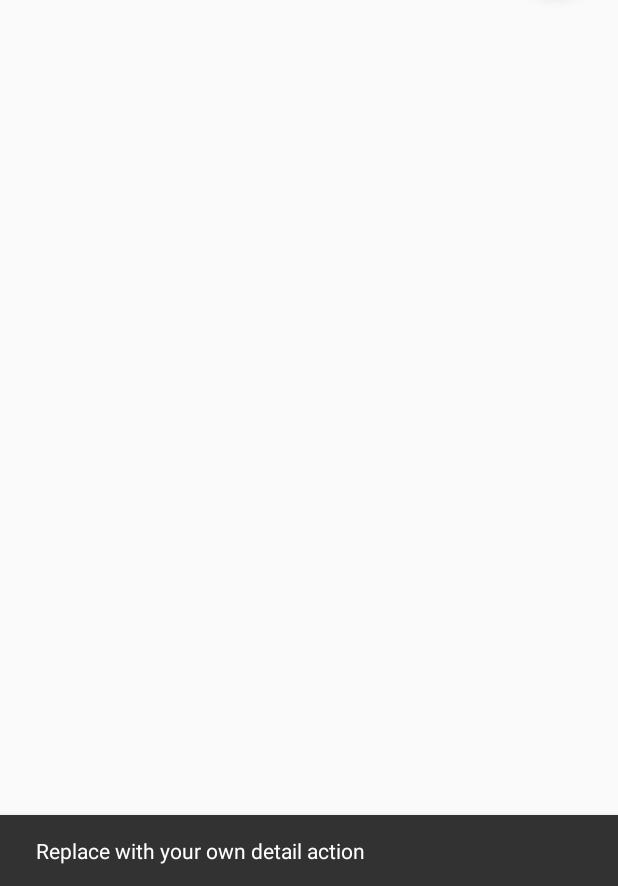
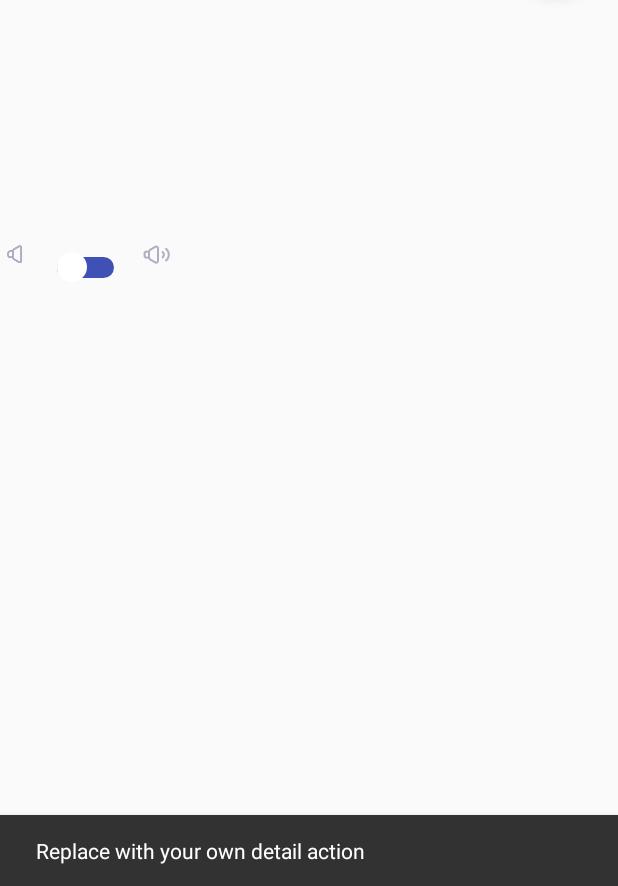
Before and after one commit to inputmethod/Drawable, an Android app: the DrawableItemDetailActivity screen opened directly, with no data from a screen before it, after a tap on an icon or button, on a phone screen of 412 x 824 dp, the part 350-1236 px from its top. Run offline under Robolectric (Android 15) with nearby library versions, the light colour scheme and no system bars; 1 statement that could not run was skipped.

Commit message:
round rect customize check view

```diff
--- a/app/src/main/java/com/funyoung/drawable/DrawableItemDetailActivity.java
+++ b/app/src/main/java/com/funyoung/drawable/DrawableItemDetailActivity.java
@@ -90,12 +90,10 @@ public class DrawableItemDetailActivity extends AppCompatActivity {
         return super.onOptionsItemSelected(item);
     }
 
-
-
     private FlatCheckView soundSeek;
     private void setup() {
         soundSeek = (FlatCheckView) findViewById(R.id.seekbar);
-        soundSeek.initSeekBar(getApplicationContext());
+//        soundSeek.initSeekBar(getApplicationContext());
         int normalColor = ContextCompat.getColor(this, R.color.colorPrimary);
         int highlightColor = ContextCompat.getColor(this, R.color.colorAccent);
         applyTheme(normalColor, highlightColor);
--- a/app/src/main/java/com/funyoung/views/FlatCheckView.java
+++ b/app/src/main/java/com/funyoung/views/FlatCheckView.java
@@ -13,12 +13,12 @@ import android.view.View;
 
 public class FlatCheckView extends View {
     private boolean checked;
-
     private SeekBarUtils.SeekBarStateListDrawable mThumb;
     private SeekBarBackground mDrawableBkg;
     private SeekBarProgress mDrawableProgress;
     private int mStripMargin;
-    private float mStripHeight;
+    private float trackWidth;
+    private int thumbSize;
     private OnProgressChangeListener mOnProgressChangeListener;
 
     public FlatCheckView(Context context) {
@@ -33,8 +33,14 @@ public class FlatCheckView extends View {
 
     private void setUp(Context context) {
         float density = context.getResources().getDisplayMetrics().density;
-        mStripHeight = density * 14f;
+        trackWidth = density * 14f;
+        thumbSize = (int) (density * 20f);
         mStripMargin = 0; //Math.round(density * 10f);
+
+        mDrawableBkg = new SeekBarBackground(context);
+        mDrawableProgress = new SeekBarProgress(context);
+        mDrawableBkg.setRadius(trackWidth / 2);
+        mDrawableProgress.setRadius(trackWidth / 2);
     }
 
     public void setOnProgressChangeListener(OnProgressChangeListener onProgressChangeListener) {
@@ -78,9 +84,9 @@ public class FlatCheckView extends View {
         int height = getHeight();
 
         int l = mStripMargin;
-        int t = Math.round(height / 2 - mStripHeight / 2);
+        int t = Math.round(height / 2 - trackWidth / 2);
         int r = width - mStripMargin;
-        int b = Math.round(height / 2 + mStripHeight / 2);
+        int b = Math.round(height / 2 + trackWidth / 2);
 
         if (checked) {
             if (mDrawableProgress != null) {
@@ -187,15 +193,14 @@ public class FlatCheckView extends View {
         void onProgressChanged(FlatCheckView seekBar, boolean check);
     }
 
-    public void initSeekBar(Context context) {
-        mDrawableBkg = new SeekBarBackground(context);
-        mDrawableProgress = new SeekBarProgress(context);
-    }
+//    public void initSeekBar(Context context) {
+//        mDrawableBkg = new SeekBarBackground(context);
+//        mDrawableBkg.setRadius(trackWidth / 2);
+//        mDrawableProgress = new SeekBarProgress(context);
+//    }
 
     public void applySeekThumbColor(int normalColor, int highlightStartColor, int highlightEndColor) {
-        float density = getResources().getDisplayMetrics().density;
-        int size = Math.round(20 * density);
-        setThumb(SeekBarUtils.getVolumeThumbDrawable(normalColor, highlightStartColor, highlightEndColor, size));
+        setThumb(SeekBarUtils.getVolumeThumbDrawable(normalColor, highlightStartColor, highlightEndColor, thumbSize));
     }
 
     public void applyTrackColor(int normalColor, int highlightColor) {
--- a/app/src/main/java/com/funyoung/views/SeekBarBackground.java
+++ b/app/src/main/java/com/funyoung/views/SeekBarBackground.java
@@ -7,6 +7,7 @@ import android.graphics.ColorFilter;
 import android.graphics.Paint;
 import android.graphics.PixelFormat;
 import android.graphics.Rect;
+import android.graphics.RectF;
 import android.graphics.drawable.Drawable;
 import android.support.annotation.IntRange;
 import android.support.annotation.NonNull;
@@ -17,6 +18,8 @@ import android.support.annotation.Nullable;
 
 public class SeekBarBackground extends Drawable {
     private Paint mPaint = new Paint();
+    private float radius = 0f;
+    private final RectF roundRect = new RectF();
 
     public SeekBarBackground(Context context) {
         mPaint.setColor(Color.RED);
@@ -29,8 +32,15 @@ public class SeekBarBackground extends Drawable {
     @Override
     public void draw(@NonNull Canvas canvas) {
         Rect r = getBounds();
-
-        canvas.drawRect(r, mPaint);
+        if (radius > 0f) {
+            roundRect.left = r.left;
+            roundRect.top = r.top;
+            roundRect.right = r.right;
+            roundRect.bottom = r.bottom;
+            canvas.drawRoundRect(roundRect, radius, radius, mPaint);
+        } else {
+            canvas.drawRect(r, mPaint);
+        }
     }
 
     @Override
@@ -47,4 +57,9 @@ public class SeekBarBackground extends Drawable {
     public int getOpacity() {
         return PixelFormat.UNKNOWN;
     }
+
+    public void setRadius(float radius) {
+        this.radius = radius;
+        invalidateSelf();
+    }
 }
--- a/app/src/main/java/com/funyoung/views/SeekBarProgress.java
+++ b/app/src/main/java/com/funyoung/views/SeekBarProgress.java
@@ -6,6 +6,7 @@ import android.graphics.ColorFilter;
 import android.graphics.Paint;
 import android.graphics.PixelFormat;
 import android.graphics.Rect;
+import android.graphics.RectF;
 import android.graphics.drawable.Drawable;
 import android.support.annotation.IntRange;
 import android.support.annotation.NonNull;
@@ -18,6 +19,9 @@ import android.support.annotation.Nullable;
 public class SeekBarProgress extends Drawable {
     private Paint mPaint = new Paint();
 
+    private float radius = 0f;
+    private final RectF roundRect = new RectF();
+
     public SeekBarProgress(Context context) {
     }
 
@@ -28,8 +32,15 @@ public class SeekBarProgress extends Drawable {
     @Override
     public void draw(@NonNull Canvas canvas) {
         Rect r = getBounds();
-
-        canvas.drawRect(r, mPaint);
+        if (radius > 0f) {
+            roundRect.left = r.left;
+            roundRect.top = r.top;
+            roundRect.right = r.right;
+            roundRect.bottom = r.bottom;
+            canvas.drawRoundRect(roundRect, radius, radius, mPaint);
+        } else {
+            canvas.drawRect(r, mPaint);
+        }
     }
 
     @Override
@@ -46,4 +57,9 @@ public class SeekBarProgress extends Drawable {
     public int getOpacity() {
         return PixelFormat.UNKNOWN;
     }
+
+    public void setRadius(float radius) {
+        this.radius = radius;
+        invalidateSelf();
+    }
 }
--- a/app/src/main/res/layout/activity_drawableitem_detail.xml
+++ b/app/src/main/res/layout/activity_drawableitem_detail.xml
@@ -52,6 +52,4 @@
 
     <include layout="@layout/including_sound_volume_bar" />
 
-
-
 </android.support.design.widget.CoordinatorLayout>
--- a/app/src/main/res/layout/including_sound_volume_bar.xml
+++ b/app/src/main/res/layout/including_sound_volume_bar.xml
@@ -3,7 +3,7 @@
     android:layout_width="wrap_content"
     android:layout_height="38.33dp"
     android:orientation="horizontal"
-    android:layout_gravity="bottom"
+    android:layout_gravity="center_vertical"
     >
 
     <ImageView
```
